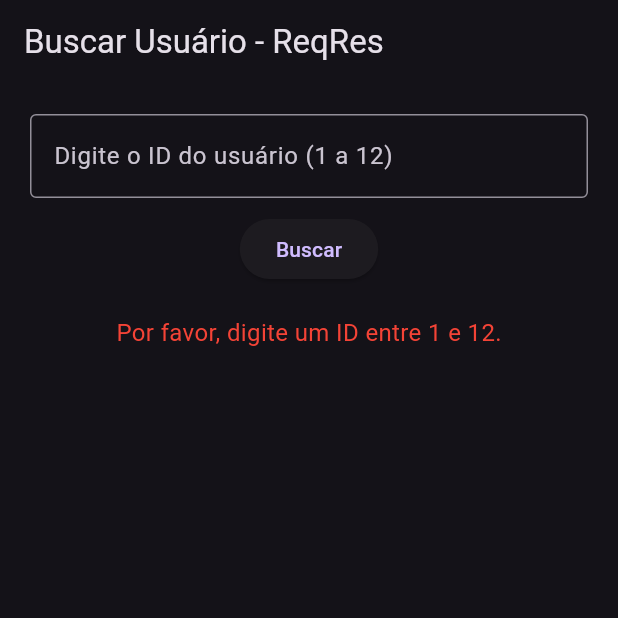
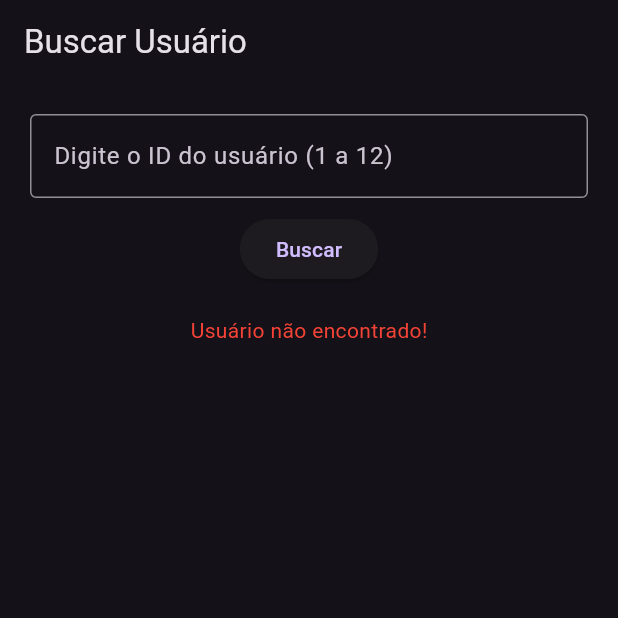
Before and after one commit to KiuryMariano/apiperfil, a Flutter app: the screen it shows after launch, after a tap on "Buscar", on a phone screen of 412 x 824 dp, the top half of it. Run offline on Flutter 3.47's test engine with Material 3 defaults, Android fonts, the phone set to English and light mode, and no system bars; accounts and stored records are empty.

Commit message:
refactor: restructure user search functionality and improve code organization

```diff
--- /dev/null
+++ b/lib/controllers/user_controller.dart
@@ -0,0 +1,12 @@
+import '../models/user_model.dart';
+import '../services/user_service.dart';
+
+class UserController {
+  final UserService _service = UserService();
+
+  Future<User?> getUserById(String idText) async {
+    final id = int.tryParse(idText);
+    if (id == null || id < 1 || id > 12) return null;
+    return await _service.fetchUser(id);
+  }
+}
--- a/lib/main.dart
+++ b/lib/main.dart
@@ -1,6 +1,5 @@
 import 'package:flutter/material.dart';
-import 'package:http/http.dart' as http;
-import 'dart:convert';
+import 'views/user_search_page.dart';
 
 void main() {
   runApp(const UserSearchApp());
@@ -12,127 +11,9 @@ class UserSearchApp extends StatelessWidget {
   @override
   Widget build(BuildContext context) {
     return MaterialApp(
-      title: 'Buscar Usuário',
+      title: 'Buscar Usuário - ReqRes',
       theme: ThemeData.dark(),
       home: const UserSearchPage(),
     );
   }
 }
-
-class UserSearchPage extends StatefulWidget {
-  const UserSearchPage({super.key});
-
-  @override
-  State<UserSearchPage> createState() => _UserSearchPageState();
-}
-
-class _UserSearchPageState extends State<UserSearchPage> {
-  final TextEditingController _controller = TextEditingController();
-  String? _errorMessage;
-  Map<String, dynamic>? _userData;
-  bool _isLoading = false;
-
-  Future<void> _fetchUser() async {
-    final id = _controller.text.trim();
-
-    setState(() {
-      _errorMessage = null;
-      _userData = null;
-      _isLoading = true;
-    });
-
-    if (id.isEmpty ||
-        int.tryParse(id) == null ||
-        int.parse(id) < 1 ||
-        int.parse(id) > 12) {
-      setState(() {
-        _errorMessage = 'Por favor, digite um ID entre 1 e 12.';
-        _isLoading = false;
-      });
-      return;
-    }
-
-    try {
-      final response = await http.get(
-        Uri.parse('https://reqres.in/api/users/$id'),
-      );
-
-      if (response.statusCode == 200) {
-        final data = json.decode(response.body);
-        setState(() {
-          _userData = data['data'];
-          _isLoading = false;
-        });
-      } else if (response.statusCode == 404) {
-        setState(() {
-          _errorMessage = 'Usuário não encontrado!';
-          _isLoading = false;
-        });
-      } else {
-        setState(() {
-          _errorMessage = 'Erro inesperado (${response.statusCode})';
-          _isLoading = false;
-        });
-      }
-    } catch (e) {
-      setState(() {
-        _errorMessage = 'Erro ao conectar à API.';
-        _isLoading = false;
-      });
-    }
-  }
-
-  Widget _buildUserInfo() {
-    if (_userData == null) return const SizedBox.shrink();
-
-    return Column(
-      children: [
-        CircleAvatar(
-          backgroundImage: NetworkImage(_userData!['avatar']),
-          radius: 50,
-        ),
-        const SizedBox(height: 10),
-        Text(
-          '${_userData!['first_name']} ${_userData!['last_name']}',
-          style: const TextStyle(fontSize: 20),
-        ),
-        Text(_userData!['email'], style: const TextStyle(fontSize: 16)),
-      ],
-    );
-  }
-
-  @override
-  Widget build(BuildContext context) {
-    return Scaffold(
-      appBar: AppBar(title: const Text('Buscar Usuário - ReqRes')),
-      body: Padding(
-        padding: const EdgeInsets.all(20),
-        child: Column(
-          children: [
-            TextField(
-              controller: _controller,
-              decoration: const InputDecoration(
-                labelText: 'Digite o ID do usuário (1 a 12)',
-                border: OutlineInputBorder(),
-              ),
-              keyboardType: TextInputType.number,
-            ),
-            const SizedBox(height: 10),
-            ElevatedButton(
-              onPressed: _isLoading ? null : _fetchUser,
-              child: const Text('Buscar'),
-            ),
-            const SizedBox(height: 20),
-            if (_isLoading) const CircularProgressIndicator(),
-            if (_errorMessage != null)
-              Text(
-                _errorMessage!,
-                style: const TextStyle(color: Colors.red, fontSize: 16),
-              ),
-            if (_userData != null) _buildUserInfo(),
-          ],
-        ),
-      ),
-    );
-  }
-}
--- /dev/null
+++ b/lib/models/user_model.dart
@@ -0,0 +1,25 @@
+class User {
+  final int id;
+  final String email;
+  final String firstName;
+  final String lastName;
+  final String avatar;
+
+  User({
+    required this.id,
+    required this.email,
+    required this.firstName,
+    required this.lastName,
+    required this.avatar,
+  });
+
+  factory User.fromJson(Map<String, dynamic> json) {
+    return User(
+      id: json['id'],
+      email: json['email'],
+      firstName: json['first_name'],
+      lastName: json['last_name'],
+      avatar: json['avatar'],
+    );
+  }
+}
--- /dev/null
+++ b/lib/views/user_search_page.dart
@@ -0,0 +1,85 @@
+import 'package:flutter/material.dart';
+import '../controllers/user_controller.dart';
+import '../models/user_model.dart';
+
+class UserSearchPage extends StatefulWidget {
+  const UserSearchPage({super.key});
+
+  @override
+  State<UserSearchPage> createState() => _UserSearchPageState();
+}
+
+class _UserSearchPageState extends State<UserSearchPage> {
+  final TextEditingController _controller = TextEditingController();
+  final UserController _userController = UserController();
+  User? _user;
+  String? _error;
+  bool _loading = false;
+
+  void _searchUser() async {
+    setState(() {
+      _loading = true;
+      _error = null;
+      _user = null;
+    });
+
+    final result = await _userController.getUserById(_controller.text);
+
+    setState(() {
+      _loading = false;
+      if (result != null) {
+        _user = result;
+      } else {
+        _error = 'Usuário não encontrado!';
+      }
+    });
+  }
+
+  Widget _buildUserInfo() {
+    if (_user == null) return const SizedBox.shrink();
+
+    return Column(
+      children: [
+        CircleAvatar(radius: 50, backgroundImage: NetworkImage(_user!.avatar)),
+        const SizedBox(height: 10),
+        Text(
+          '${_user!.firstName} ${_user!.lastName}',
+          style: const TextStyle(fontSize: 20),
+        ),
+        Text(_user!.email, style: const TextStyle(fontSize: 16)),
+      ],
+    );
+  }
+
+  @override
+  Widget build(BuildContext context) {
+    return Scaffold(
+      appBar: AppBar(title: const Text('Buscar Usuário')),
+      body: Padding(
+        padding: const EdgeInsets.all(20),
+        child: Column(
+          children: [
+            TextField(
+              controller: _controller,
+              decoration: const InputDecoration(
+                labelText: 'Digite o ID do usuário (1 a 12)',
+                border: OutlineInputBorder(),
+              ),
+              keyboardType: TextInputType.number,
+            ),
+            const SizedBox(height: 10),
+            ElevatedButton(
+              onPressed: _loading ? null : _searchUser,
+              child: const Text('Buscar'),
+            ),
+            const SizedBox(height: 20),
+            if (_loading) const CircularProgressIndicator(),
+            if (_error != null)
+              Text(_error!, style: const TextStyle(color: Colors.red)),
+            _buildUserInfo(),
+          ],
+        ),
+      ),
+    );
+  }
+}
```
Also changed, not shown: lib/services/user_service.dart (added, +18 -0 lines), 1 other file.
